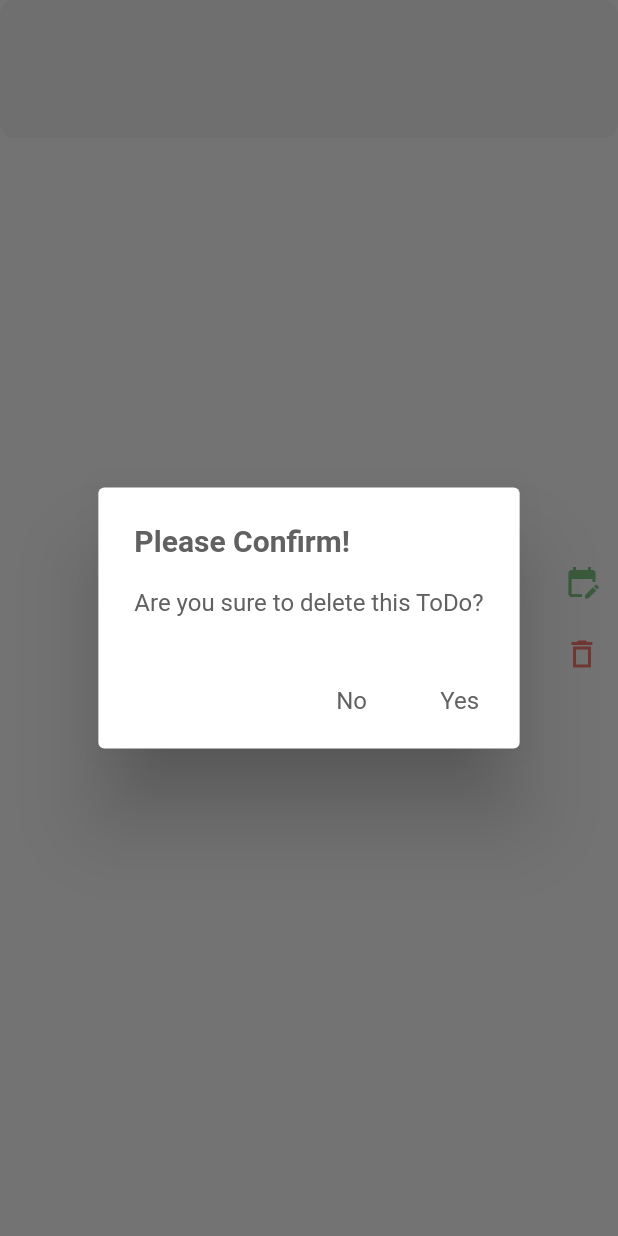
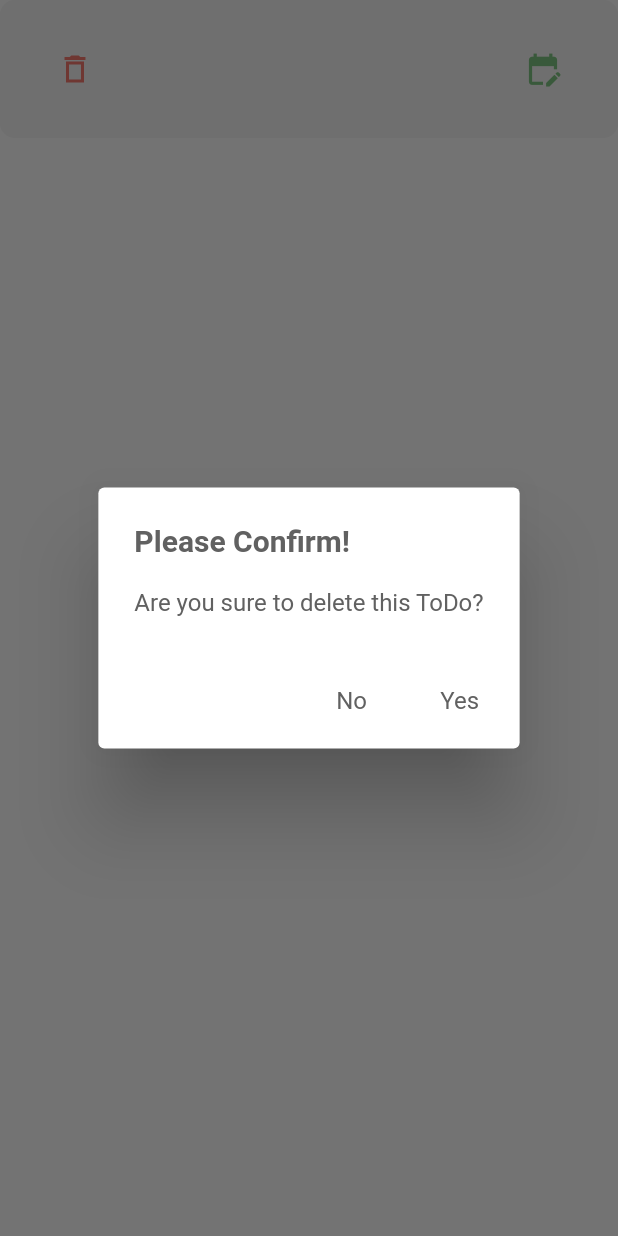
Before and after one commit to msaadsaleem1001/todo-app, a Flutter app: the TodoWidget widget shown alone on an empty page, opened directly with empty values, after a tap on the "delete outline" icon, on a phone screen of 412 x 824 dp. Run offline on Flutter 3.47's test engine with Material 2 defaults, Android fonts, the phone set to English and light mode, and no system bars; our stand-ins replace sqflite; accounts and stored records are empty.

Commit message:
Change todo widget design

```diff
--- a/lib/todowidget.dart
+++ b/lib/todowidget.dart
@@ -1,6 +1,5 @@
 import 'package:flutter/material.dart';
 import 'package:todo_app/addtodo.dart';
-import 'package:todo_app/app_theme/theme_data.dart';
 import 'package:todo_app/todomodel.dart';
 
 class TodoWidget extends StatelessWidget {
@@ -28,7 +27,10 @@ class TodoWidget extends StatelessWidget {
                     // Close the dialog
                     Navigator.of(context).pop();
                   },
-                  child: Text('No', style: Theme.of(context).textTheme.displaySmall,)),
+                  child: Text(
+                    'No',
+                    style: Theme.of(context).textTheme.displaySmall,
+                  )),
               // The yes button
               TextButton(
                   onPressed: () {
@@ -37,7 +39,10 @@ class TodoWidget extends StatelessWidget {
                       Navigator.of(context).pop();
                     }
                   },
-                  child: Text('Yes',style: Theme.of(context).textTheme.displaySmall,)),
+                  child: Text(
+                    'Yes',
+                    style: Theme.of(context).textTheme.displaySmall,
+                  )),
             ],
           );
         });
@@ -45,46 +50,50 @@ class TodoWidget extends StatelessWidget {
 
   @override
   Widget build(BuildContext context) {
-    return Stack(
-      alignment: Alignment.topRight,
-        children: [
-          Padding(
-            padding: const EdgeInsets.only(top: 105, right: 20),
-            child: todomodel.isImportant? Row(
-              mainAxisAlignment: MainAxisAlignment.end,
-              children: [
-                Icon(Icons.warning_amber_sharp, size: 16,
-                    color: Colors.red.withOpacity(0.7)
-                ),
-                Text('Important', style: TextStyle(color: Colors.red.withOpacity(0.7)),)
-              ],
-            ):
-                const SizedBox(),
-          ),
-      Container(
+    final brightness = MediaQuery.of(context).platformBrightness;
+    return Container(
       width: double.infinity,
       padding: const EdgeInsets.all(10),
       decoration: BoxDecoration(
           borderRadius: BorderRadius.circular(10),
-            color: todomodel.isImportant? Colors.red.withOpacity(0.1) :Colors.grey.withOpacity(0.1)),
+          color: todomodel.isImportant
+              ? Colors.red.withOpacity(0.1)
+              : Colors.grey.withOpacity(0.1)),
       child: ListTile(
+        leading: IconButton(
+          enableFeedback: false,
+          onPressed: () => _deleteAsking(context, todomodel),
+          icon: Icon(
+            Icons.delete_outline_sharp,
+            color: Colors.red.withOpacity(0.7),
+          ),
+          // Icon(
+          //   todomodel.isImportant
+          //       ? Icons.warning_amber_sharp
+          //       : Icons.check_box_rounded,
+          //   size: 25,
+          //   color: todomodel.isImportant
+          //       ? Colors.red.withOpacity(0.7)
+          //       : Colors.green.withOpacity(0.7),
+        ),
         title: Text(
           todomodel.title,
-            style: const TextStyle(
-                fontSize: 18, fontWeight: FontWeight.bold),
-          ),
-          subtitle: Text(
-            todomodel.description,
-            style: const TextStyle(fontSize: 14),
-          ),
-          trailing: const SizedBox(),
+          style: TextStyle(fontSize: 18, fontWeight: FontWeight.bold,
+          color: brightness == Brightness.dark? Colors.white.withOpacity(0.8): Colors.grey.shade700,
           ),
         ),
-      Column(
-        mainAxisAlignment: MainAxisAlignment.center,
-        crossAxisAlignment: CrossAxisAlignment.center,
-        children: [
-          IconButton(
+        subtitle: RichText(
+
+          maxLines: 2,
+          overflow: TextOverflow.ellipsis,
+          text: TextSpan(
+            text: todomodel.description,
+            style: TextStyle(fontSize: 14,
+                color: brightness == Brightness.dark? Colors.white60: Colors.grey.shade700,
+            ),
+          ),
+        ),
+        trailing: IconButton(
             onPressed: () {
               Navigator.push(
                   context,
@@ -98,30 +107,9 @@ class TodoWidget extends StatelessWidget {
             icon: Icon(
               Icons.edit_calendar,
               color: Colors.green.withOpacity(0.7),
+              size: 25,
             )),
-          IconButton(
-            enableFeedback: false,
-            onPressed: () => _deleteAsking(context, todomodel),
-            icon: Icon(
-              Icons.delete_outline_sharp,
-              color: Colors.red.withOpacity(0.7),
       ),
-          ),
-        ],
-      )
-    ]);
+    );
   }
 }
-// IconButton(
-// enableFeedback: false,
-// onPressed: () => _deleteAsking(context, todomodel),
-// // callBackFunction(todomodel),
-// icon: Icon(
-// Icons.delete_outline_sharp,
-// color: Colors.red.withOpacity(0.7),
-// ),
-// ),
-// ],
-// ),
-// ],
-// )
```
Lines whose indentation alone changed are shown as unchanged.
